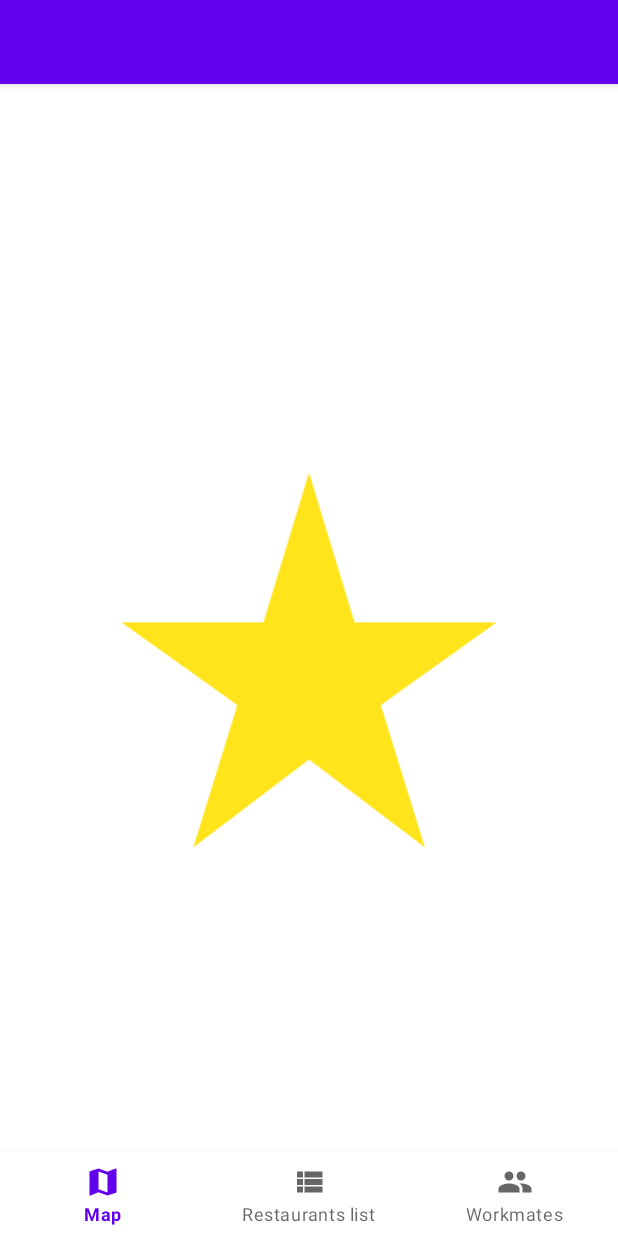
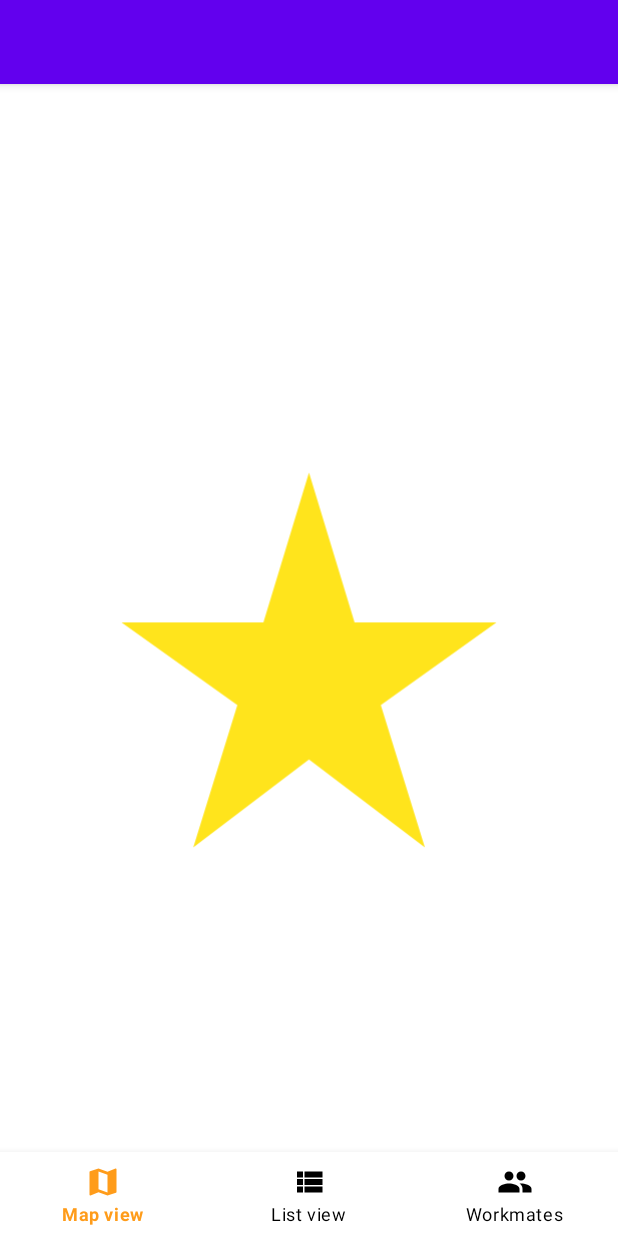
Before and after one commit to Guillaume-Cudel/Go4Lunch, an Android app: the layout app_bar_navigation.xml on its own in the app's theme, with its tools: preview values and no code run, on a phone screen of 412 x 824 dp. Run offline under Robolectric (Android 15) with nearby library versions, the phone set to English and light mode, and no system bars.

Commit message:
Add actionBar color and items color

```diff
--- /dev/null
+++ b/app/src/main/res/drawable/bottom_navigation_color.xml
@@ -0,0 +1,11 @@
+<?xml version="1.0" encoding="utf-8"?>
+<selector
+    xmlns:android="http://schemas.android.com/apk/res/android">
+
+    <item
+        android:state_checked="true"
+        android:color="@color/orange" />
+    <item
+        android:state_checked="false"
+        android:color="@color/black"/>
+</selector>
--- a/app/src/main/res/layout/content_navigation.xml
+++ b/app/src/main/res/layout/content_navigation.xml
@@ -29,6 +29,8 @@
         app:layout_constraintBottom_toBottomOf="parent"
         app:layout_constraintLeft_toLeftOf="parent"
         app:layout_constraintRight_toRightOf="parent"
+        app:itemIconTint="@drawable/bottom_navigation_color"
+        app:itemTextColor="@drawable/bottom_navigation_color"
         app:menu="@menu/bottom_nav_menu" />
 
 </androidx.constraintlayout.widget.ConstraintLayout>
--- a/app/src/main/res/layout/fragment_workmates.xml
+++ b/app/src/main/res/layout/fragment_workmates.xml
@@ -17,4 +17,5 @@
         app:layout_constraintEnd_toEndOf="parent"
         app:layout_constraintStart_toStartOf="parent"
         app:layout_constraintTop_toTopOf="parent" />
+
 </androidx.constraintlayout.widget.ConstraintLayout>
--- a/app/src/main/res/menu/bottom_nav_menu.xml
+++ b/app/src/main/res/menu/bottom_nav_menu.xml
@@ -4,7 +4,8 @@
     <item
         android:id="@+id/navigation_map"
         android:icon="@drawable/ic_map_24"
-        android:title="@string/title_map" />
+        android:title="@string/title_map"
+        />
 
     <item
         android:id="@+id/navigation_restaurants_list"
--- a/app/src/main/res/values/colors.xml
+++ b/app/src/main/res/values/colors.xml
@@ -8,4 +8,6 @@
     <color name="black">#FF000000</color>
     <color name="white">#FFFFFFFF</color>
     <color name="grey">#838383</color>
+    <color name="orange">#FF9C1A</color>
+    <color name="red">#B40702</color>
 </resources>
--- a/app/src/main/res/values/strings.xml
+++ b/app/src/main/res/values/strings.xml
@@ -1,7 +1,7 @@
 <resources>
     <string name="app_name">Go4Lunch</string>
-    <string name="title_map">Map</string>
-    <string name="title_restaurants_list">Restaurants list</string>
+    <string name="title_map">Map view</string>
+    <string name="title_restaurants_list">List view</string>
     <string name="title_workmates">Workmates</string>
 
     <!-- Used in NavigationDrawer -->
--- a/app/src/main/res/values/style.xml
+++ b/app/src/main/res/values/style.xml
@@ -2,8 +2,8 @@
     <!-- Base application theme. -->
     <style name="AppTheme" parent="Theme.AppCompat.Light.NoActionBar">
         <!-- Customize your theme here. -->
-        <item name="colorPrimary">@color/colorPrimary</item>
-        <item name="colorPrimaryDark">@color/colorPrimaryDark</item>
+        <item name="colorPrimary">@color/orange</item>
+        <item name="colorPrimaryDark">@color/red</item>
         <item name="colorAccent">@color/colorAccent</item>
         <item name="windowActionBar">false</item>
     </style>
```
Also changed, not shown: app/src/main/java/com/example/go4lunch/NavigationActivity.java (+55 -15 lines).
